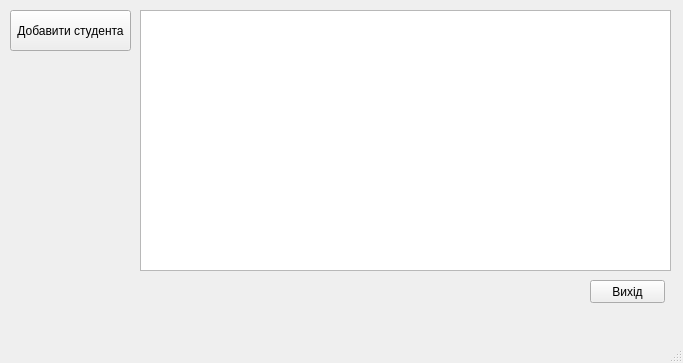
This is mainwindow.ui in Shuna322/QtKyrsova as Qt 5 draws it before an edit. The edited form follows.
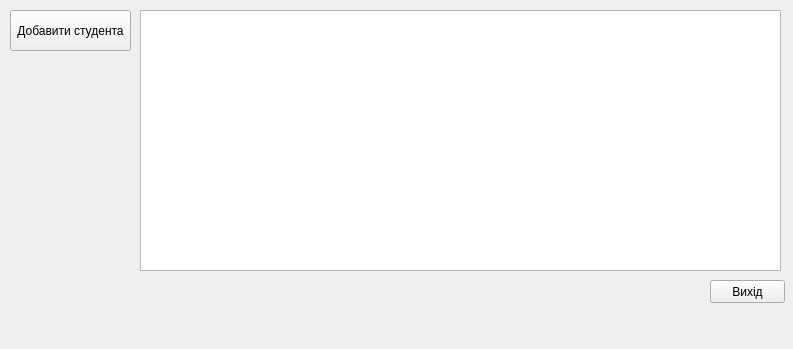
This is the edited form.

What changed in the file:
```diff
--- a/mainwindow.ui
+++ b/mainwindow.ui
@@ -6,8 +6,8 @@
    <rect>
     <x>0</x>
     <y>0</y>
-    <width>683</width>
-    <height>363</height>
+    <width>793</width>
+    <height>349</height>
    </rect>
   </property>
   <property name="windowTitle">
@@ -20,7 +20,7 @@
     </property>
     <property name="geometry">
      <rect>
-      <x>590</x>
+      <x>710</x>
       <y>280</y>
       <width>75</width>
       <height>23</height>
@@ -60,7 +60,7 @@
      <rect>
       <x>140</x>
       <y>10</y>
-      <width>531</width>
+      <width>641</width>
       <height>261</height>
      </rect>
     </property>
@@ -76,7 +76,6 @@
     </rect>
    </property>
   </widget>
-  <widget class="QStatusBar" name="statusbar"/>
  </widget>
  <resources/>
  <connections/>
```
Left out of the diff: 2 changed lines with no effect on the pictures.
